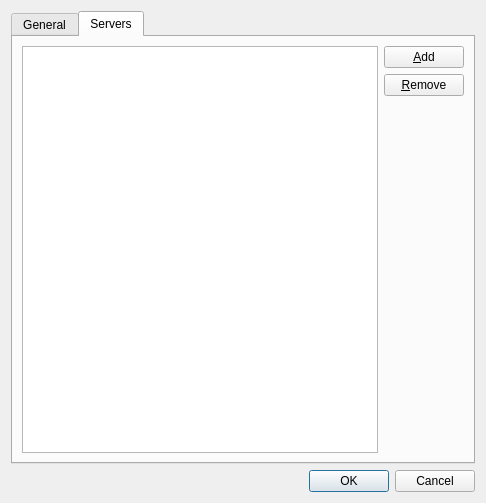
Above: src/preferencesdialog.ui from jsbien/djview-poliqarp_fork before the change. Below: the same form after it.
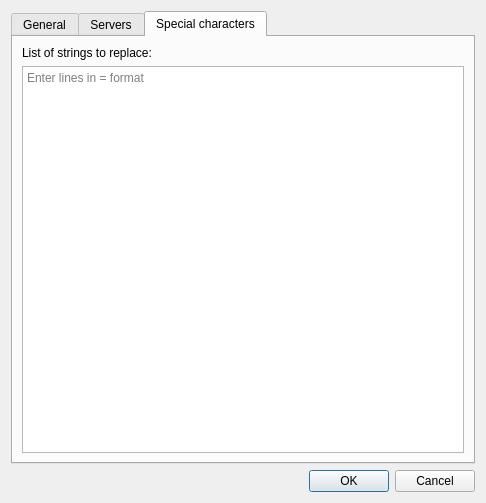
That is the form after the change.

```diff
--- a/src/preferencesdialog.ui
+++ b/src/preferencesdialog.ui
@@ -17,7 +17,7 @@
    <item>
     <widget class="QTabWidget" name="tabWidget">
      <property name="currentIndex">
-      <number>1</number>
+      <number>2</number>
      </property>
      <widget class="QWidget" name="generalTab">
       <attribute name="title">
@@ -320,6 +320,27 @@
        </item>
       </layout>
      </widget>
+     <widget class="QWidget" name="tab">
+      <attribute name="title">
+       <string>Special characters</string>
+      </attribute>
+      <layout class="QVBoxLayout" name="verticalLayout_4">
+       <item>
+        <widget class="QLabel" name="replaceLabel">
+         <property name="text">
+          <string>List of strings to replace:</string>
+         </property>
+        </widget>
+       </item>
+       <item>
+        <widget class="QPlainTextEdit" name="replaceEdit">
+         <property name="placeholderText">
+          <string>Enter lines in &lt;string&gt;=&lt;replacement&gt; format</string>
+         </property>
+        </widget>
+       </item>
+      </layout>
+     </widget>
     </widget>
    </item>
    <item>
```
